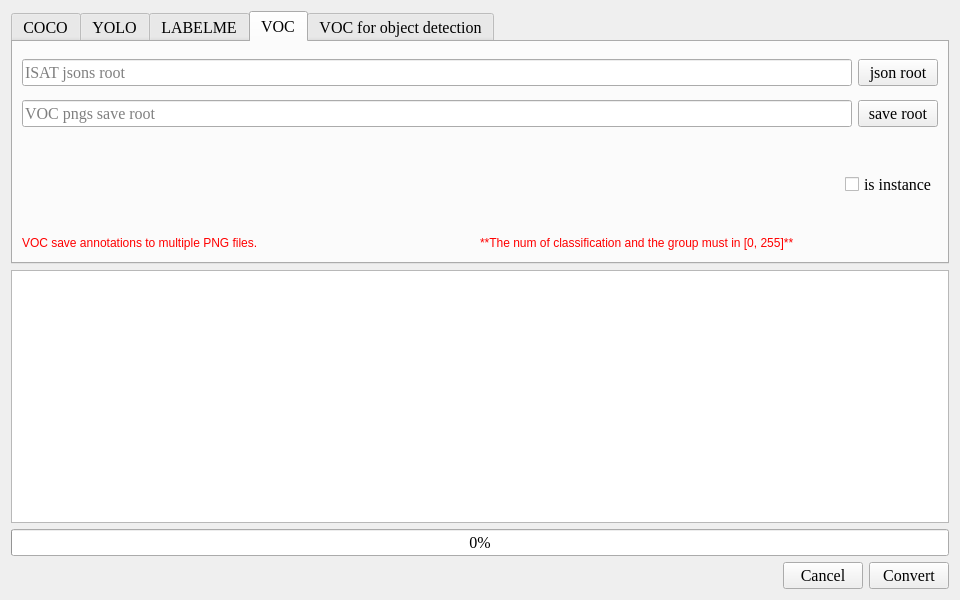
Above: ISAT/ui/Converter_dialog.ui from yatengLG/ISAT_with_segment_anything before the change. Below: the same form after it.
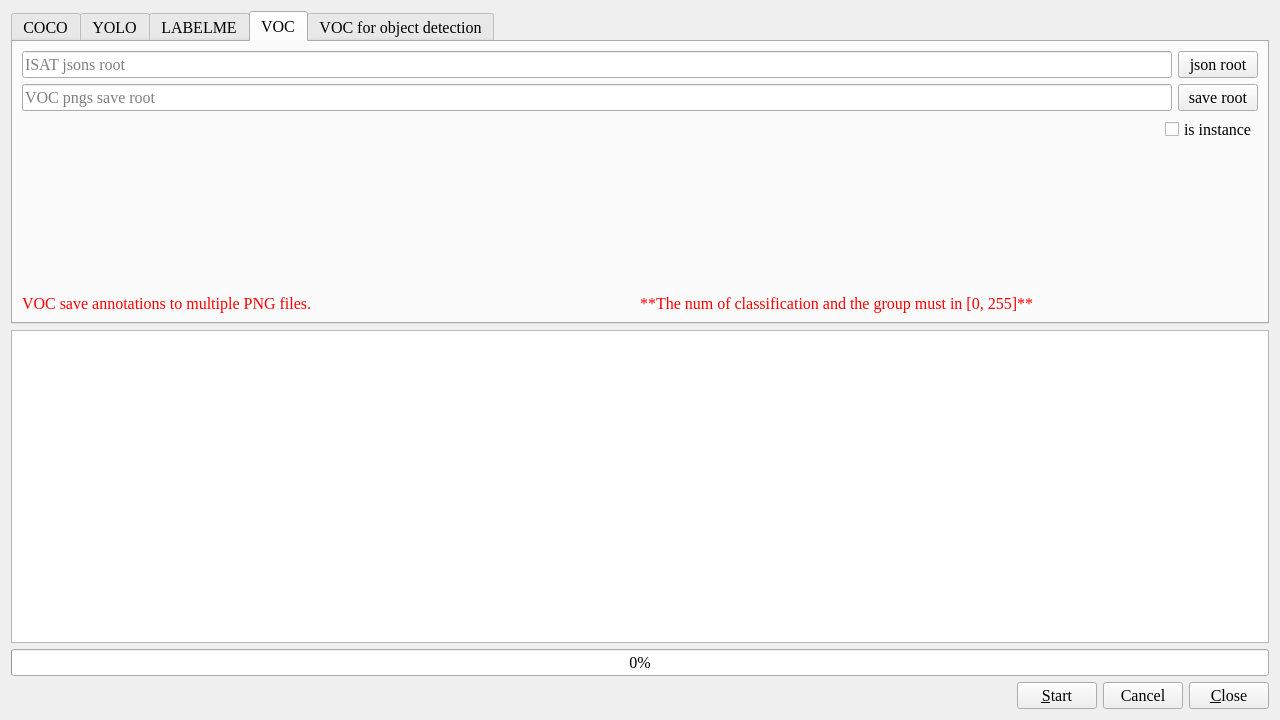
That is the form after the change. The open tabs and pages were chosen to show the change.

The edit to the form file:
```diff
--- a/ISAT/ui/Converter_dialog.ui
+++ b/ISAT/ui/Converter_dialog.ui
@@ -6,8 +6,8 @@
    <rect>
     <x>0</x>
     <y>0</y>
-    <width>960</width>
-    <height>600</height>
+    <width>1280</width>
+    <height>720</height>
    </rect>
   </property>
   <property name="font">
@@ -996,6 +996,19 @@
          </layout>
         </widget>
        </item>
+       <item>
+        <spacer name="verticalSpacer">
+         <property name="orientation">
+          <enum>Qt::Vertical</enum>
+         </property>
+         <property name="sizeHint" stdset="0">
+          <size>
+           <width>20</width>
+           <height>40</height>
+          </size>
+         </property>
+        </spacer>
+       </item>
        <item>
         <widget class="QWidget" name="widget_22" native="true">
          <property name="minimumSize">
@@ -1007,7 +1020,7 @@
          <property name="maximumSize">
           <size>
            <width>16777215</width>
-           <height>20</height>
+           <height>16777215</height>
           </size>
          </property>
          <layout class="QHBoxLayout" name="horizontalLayout_5">
@@ -1031,9 +1044,18 @@
             <property name="maximumSize">
              <size>
               <width>16777215</width>
-              <height>20</height>
+              <height>16777215</height>
              </size>
             </property>
+            <property name="font">
+             <font>
+              <family>Times New Roman</family>
+              <pointsize>12</pointsize>
+              <weight>50</weight>
+              <italic>false</italic>
+              <bold>false</bold>
+             </font>
+            </property>
             <property name="styleSheet">
              <string notr="true">color: rgb(255, 0, 0);</string>
             </property>
@@ -1044,6 +1066,15 @@
           </item>
           <item>
            <widget class="QLabel" name="label_10">
+            <property name="font">
+             <font>
+              <family>Times New Roman</family>
+              <pointsize>12</pointsize>
+              <weight>50</weight>
+              <italic>false</italic>
+              <bold>false</bold>
+             </font>
+            </property>
             <property name="styleSheet">
              <string notr="true">color: rgb(255, 0, 0);</string>
             </property>
@@ -1185,6 +1216,13 @@
         </property>
        </spacer>
       </item>
+      <item>
+       <widget class="QPushButton" name="pushButton_start">
+        <property name="text">
+         <string>&amp;Start</string>
+        </property>
+       </widget>
+      </item>
       <item>
        <widget class="QPushButton" name="pushButton_cancel">
         <property name="text">
@@ -1195,7 +1233,7 @@
       <item>
        <widget class="QPushButton" name="pushButton_convert">
         <property name="text">
-         <string>Convert</string>
+         <string>&amp;Close</string>
         </property>
        </widget>
       </item>
```
Left out of the diff: 34 changed lines with no effect on the pictures.
